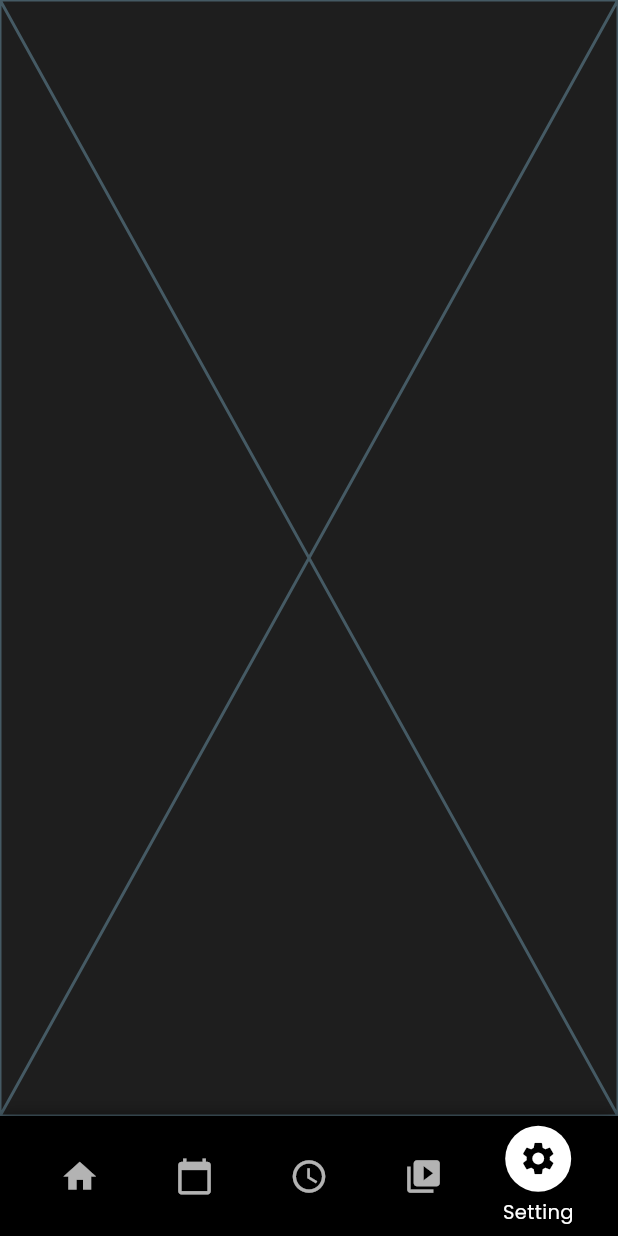
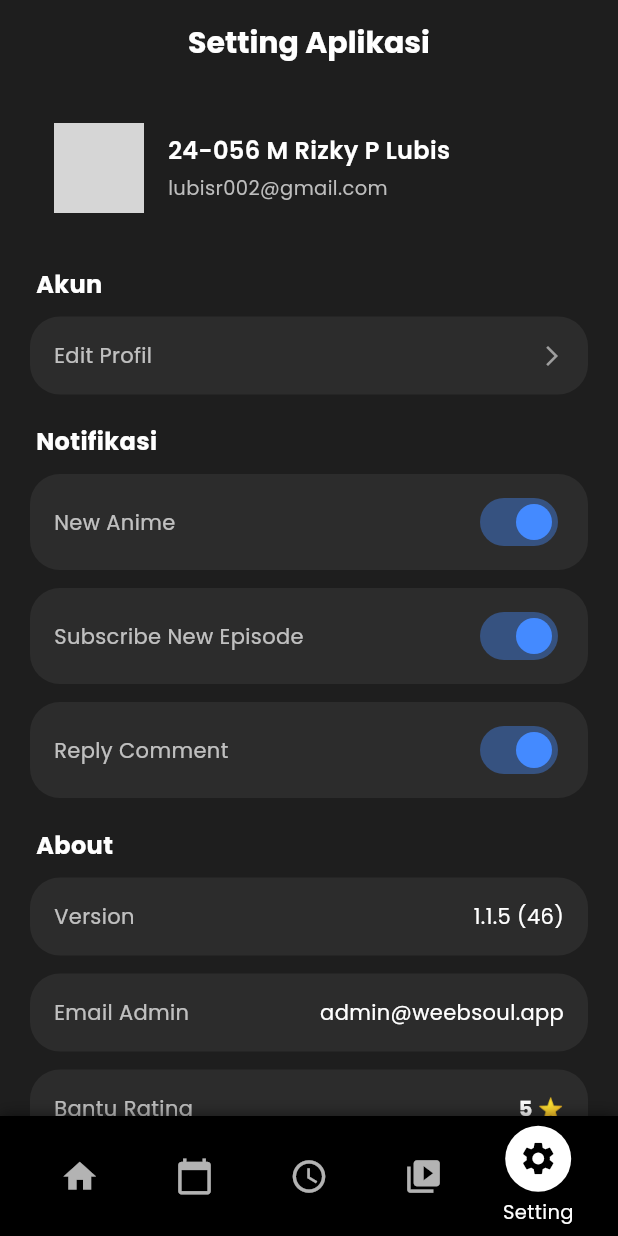
Before and after one commit to IlmanZuhry/weebsoul--app, a Flutter app: the NavigationRoot screen opened directly, item 5 of the bottom bar chosen, on a phone screen of 412 x 824 dp. Run offline on Flutter 3.47's test engine with Material 3 defaults, Android fonts, the phone set to English and light mode, and no system bars; our stand-ins replace google_fonts; network calls fail; grey boxes are pictures that could not be loaded.

Commit message:
sync mahesadev with latest main

```diff
--- a/lib/screens/navigation_root.dart
+++ b/lib/screens/navigation_root.dart
@@ -2,6 +2,7 @@ import 'package:flutter/material.dart';
 import 'package:weebsoul/screens/home_page.dart';
 import 'package:weebsoul/screens/jadwal_page.dart';
 import 'package:weebsoul/widgets/custom_navbar.dart';
+import 'package:weebsoul/screens/setting_page.dart';
 
 class NavigationRoot extends StatefulWidget {
   const NavigationRoot({super.key});
@@ -18,7 +19,7 @@ class _NavigationRootState extends State<NavigationRoot> {
     SchedulePage(),
     Placeholder(), // Riwayat (nanti diganti)
     Placeholder(), // Favorit
-    Placeholder(), // Setting
+    SettingPage(), // Setting
   ];
 
   @override
--- /dev/null
+++ b/lib/screens/setting_page.dart
@@ -0,0 +1,312 @@
+import 'package:flutter/material.dart';
+import 'package:google_fonts/google_fonts.dart';
+import 'package:weebsoul/screens/edit_profile_page.dart';
+
+class SettingPage extends StatefulWidget {
+  const SettingPage({super.key});
+
+
+  @override
+  State<SettingPage> createState() => _SettingPageState();
+}
+
+class _SettingPageState extends State<SettingPage> {
+  // State untuk switch notifikasi
+  bool isNewAnimeOn = true;
+  bool isSubscribeOn = true;
+  bool isReplyOn = true;
+
+  @override
+  Widget build(BuildContext context) {
+    return Scaffold(
+      backgroundColor: const Color(0xFF1E1E1E),
+      appBar: AppBar(
+        backgroundColor: Colors.transparent,
+        elevation: 0,
+        centerTitle: true,
+        title: Text(
+          "Setting Aplikasi",
+          style: GoogleFonts.poppins(
+            fontWeight: FontWeight.bold,
+            fontSize: 20,
+            color: Colors.white,
+          ),
+        ),
+      ),
+      body: SingleChildScrollView(
+        padding: const EdgeInsets.symmetric(horizontal: 20, vertical: 10),
+        child: Column(
+          crossAxisAlignment: CrossAxisAlignment.start,
+          children: [
+            // ================= PROFIL SECTION =================
+            Container(
+              padding: const EdgeInsets.all(16),
+              decoration: BoxDecoration(
+                color: const Color(0xFF1E1E1E), // Match background
+                borderRadius: BorderRadius.circular(12),
+              ),
+              child: Row(
+                children: [
+                  // Avatar
+                  Container(
+                    width: 60,
+                    height: 60,
+                    decoration: BoxDecoration(
+                      shape: BoxShape.circle,
+                      border: Border.all(color: Colors.blueAccent, width: 2),
+                      image: const DecorationImage(
+                        image: NetworkImage(
+                          "https://cdn.dribbble.com/userupload/17507007/file/original-d70a169a94153ac2b0f60a8cccb59651.png?resize=400x0",
+                        ), // Ganti dengan aset lokal jika ada
+                        fit: BoxFit.cover,
+                      ),
+                    ),
+                  ),
+                  const SizedBox(width: 16),
+                  // Info User (Tanpa Level)
+                  Column(
+                    crossAxisAlignment: CrossAxisAlignment.start,
+                    children: [
+                      Text(
+                        "24-056 M Rizky P Lubis",
+                        style: GoogleFonts.poppins(
+                          color: Colors.white,
+                          fontSize: 16,
+                          fontWeight: FontWeight.w600,
+                        ),
+                      ),
+                      const SizedBox(height: 4),
+                      Text(
+                        "lubisr002@gmail.com",
+                        style: GoogleFonts.poppins(
+                          color: Colors.grey[400],
+                          fontSize: 13,
+                        ),
+                      ),
+                    ],
+                  ),
+                ],
+              ),
+            ),
+
+            const SizedBox(height: 20),
+
+            // Di dalam Column -> children
+            // ================= AKUN (Edit Profil) =================
+            _buildSectionTitle("Akun"),
+            _buildMenuTile(
+              title: "Edit Profil",
+              trailing: const Icon(
+                Icons.arrow_forward_ios,
+                color: Colors.grey,
+                size: 16,
+              ),
+              onTap: () {
+                // Navigasi ke EditProfilePage
+                Navigator.push(
+                  context,
+                  MaterialPageRoute(
+                    builder: (context) => const EditProfilePage(),
+                  ),
+                );
+              },
+            ),
+
+            const SizedBox(height: 20),
+
+            // ================= NOTIFIKASI =================
+            _buildSectionTitle("Notifikasi"),
+            _buildSwitchTile(
+              title: "New Anime",
+              value: isNewAnimeOn,
+              onChanged: (val) => setState(() => isNewAnimeOn = val),
+            ),
+            const SizedBox(height: 12),
+            _buildSwitchTile(
+              title: "Subscribe New Episode",
+              value: isSubscribeOn,
+              onChanged: (val) => setState(() => isSubscribeOn = val),
+            ),
+            const SizedBox(height: 12),
+            _buildSwitchTile(
+              title: "Reply Comment",
+              value: isReplyOn,
+              onChanged: (val) => setState(() => isReplyOn = val),
+            ),
+
+            const SizedBox(height: 20),
+
+            // ================= ABOUT =================
+            _buildSectionTitle("About"),
+            _buildInfoTile("Version", "1.1.5 (46)"),
+            const SizedBox(height: 12),
+            _buildInfoTile("Email Admin", "admin@weebsoul.app"),
+            const SizedBox(height: 12),
+            _buildInfoTile("Bantu Rating", "5 ⭐"),
+
+            const SizedBox(height: 20),
+
+            // ================= PRIVACY & TERMS =================
+            Row(
+              children: [
+                Expanded(child: _buildSmallButton("Privacy Policy")),
+                const SizedBox(width: 12),
+                Expanded(child: _buildSmallButton("Terms of Service")),
+              ],
+            ),
+
+            const SizedBox(height: 30),
+
+            // ================= LOGOUT =================
+            SizedBox(
+              width: double.infinity,
+              height: 50,
+              child: ElevatedButton(
+                style: ElevatedButton.styleFrom(
+                  backgroundColor: const Color(0xFFFF4D4D), // Merah logout
+                  shape: RoundedRectangleBorder(
+                    borderRadius: BorderRadius.circular(25),
+                  ),
+                ),
+                onPressed: () {
+                  // Tambahkan logika logout di sini
+                },
+                child: Text(
+                  "Logout",
+                  style: GoogleFonts.poppins(
+                    color: Colors.white,
+                    fontWeight: FontWeight.bold,
+                    fontSize: 16,
+                  ),
+                ),
+              ),
+            ),
+            const SizedBox(height: 30),
+          ],
+        ),
+      ),
+    );
+  }
+
+  // WIDGET HELPER: Judul Section
+  Widget _buildSectionTitle(String title) {
+    return Padding(
+      padding: const EdgeInsets.only(bottom: 10, left: 4),
+      child: Text(
+        title,
+        style: GoogleFonts.poppins(
+          color: Colors.white,
+          fontSize: 16,
+          fontWeight: FontWeight.bold,
+        ),
+      ),
+    );
+  }
+
+  // WIDGET HELPER: Menu Biasa (Container Rounded)
+  Widget _buildMenuTile({
+    required String title,
+    required Widget trailing,
+    VoidCallback? onTap,
+  }) {
+    return GestureDetector(
+      onTap: onTap,
+      child: Container(
+        padding: const EdgeInsets.symmetric(horizontal: 16, vertical: 16),
+        decoration: BoxDecoration(
+          color: const Color(0xFF2C2C2C), // Warna card abu gelap
+          borderRadius: BorderRadius.circular(20),
+        ),
+        child: Row(
+          mainAxisAlignment: MainAxisAlignment.spaceBetween,
+          children: [
+            Text(
+              title,
+              style: GoogleFonts.poppins(color: Colors.white70, fontSize: 14),
+            ),
+            trailing,
+          ],
+        ),
+      ),
+    );
+  }
+
+  // WIDGET HELPER: Switch Tile
+  Widget _buildSwitchTile({
+    required String title,
+    required bool value,
+    required Function(bool) onChanged,
+  }) {
+    return Container(
+      padding: const EdgeInsets.symmetric(horizontal: 16, vertical: 8),
+      decoration: BoxDecoration(
+        color: const Color(0xFF2C2C2C),
+        borderRadius: BorderRadius.circular(20),
+      ),
+      child: Row(
+        mainAxisAlignment: MainAxisAlignment.spaceBetween,
+        children: [
+          Text(
+            title,
+            style: GoogleFonts.poppins(color: Colors.white70, fontSize: 14),
+          ),
+          Switch(
+            value: value,
+            onChanged: onChanged,
+            activeColor: Colors.blueAccent,
+            activeTrackColor: Colors.blueAccent.withOpacity(0.4),
+            inactiveThumbColor: Colors.grey,
+            inactiveTrackColor: Colors.grey[800],
+          ),
+        ],
+      ),
+    );
+  }
+
+  // WIDGET HELPER: Info Text (Kanan Kiri)
+  Widget _buildInfoTile(String title, String value) {
+    return Container(
+      padding: const EdgeInsets.symmetric(horizontal: 16, vertical: 16),
+      decoration: BoxDecoration(
+        color: const Color(0xFF2C2C2C),
+        borderRadius: BorderRadius.circular(20),
+      ),
+      child: Row(
+        mainAxisAlignment: MainAxisAlignment.spaceBetween,
+        children: [
+          Text(
+            title,
+            style: GoogleFonts.poppins(color: Colors.white70, fontSize: 14),
+          ),
+          Text(
+            value,
+            style: GoogleFonts.poppins(
+              color: Colors.white,
+              fontSize: 14,
+              fontWeight: value.contains("⭐")
+                  ? FontWeight.bold
+                  : FontWeight.normal,
+            ),
+          ),
+        ],
+      ),
+    );
+  }
+
+  // WIDGET HELPER: Tombol Kecil (Privacy/Terms)
+  Widget _buildSmallButton(String text) {
+    return Container(
+      padding: const EdgeInsets.symmetric(vertical: 14),
+      decoration: BoxDecoration(
+        color: const Color(0xFF2C2C2C),
+        borderRadius: BorderRadius.circular(20),
+      ),
+      child: Center(
+        child: Text(
+          text,
+          style: GoogleFonts.poppins(color: Colors.white70, fontSize: 13),
+        ),
+      ),
+    );
+  }
+}
```
Also changed, not shown: lib/screens/edit_profile_page.dart (added, +215 -0 lines), pubspec.lock.
